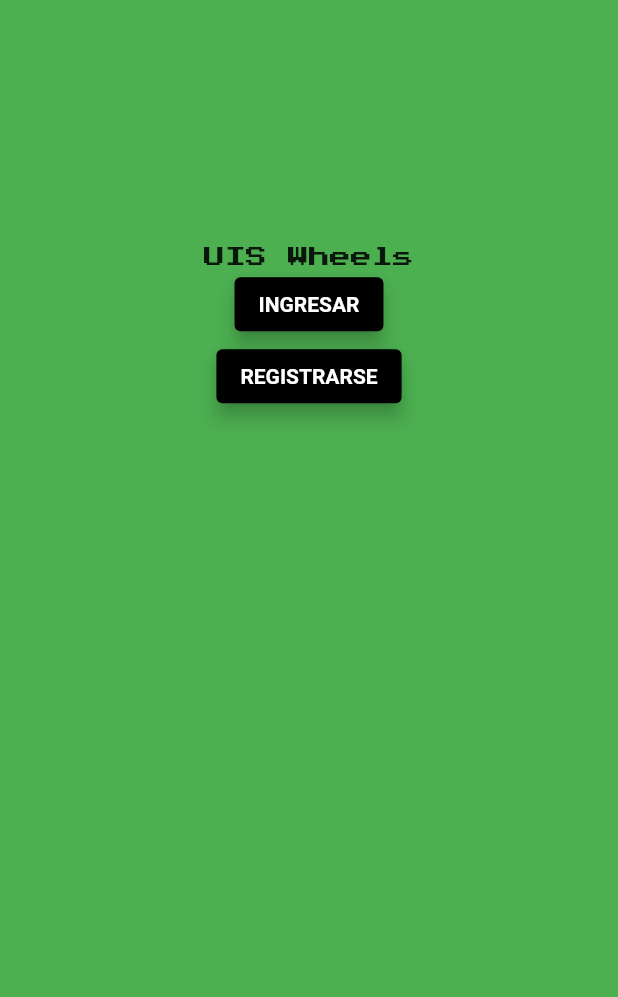
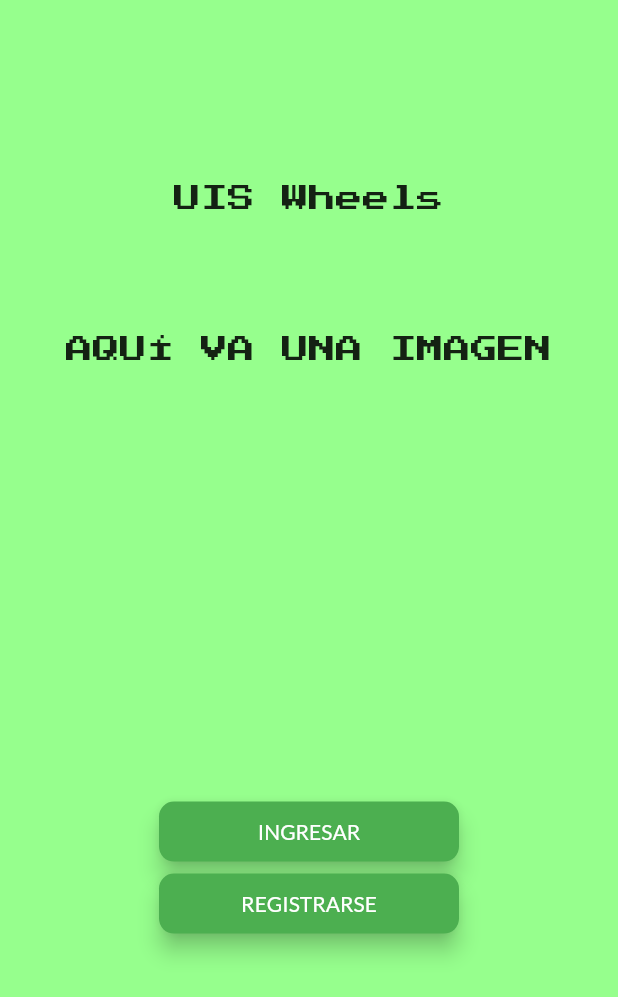
Before and after one commit to lipaocaspi/proj_ver1, a Flutter app: the screen it shows after launch, on a phone screen of 412 x 824 dp. Shown: the top 997 px of the screen. Run offline on Flutter 3.47's test engine with Material 2 defaults, Android fonts, the phone set to English and light mode, and no system bars; our stand-ins replace google_fonts.

Commit message:
up_first_page_2

```diff
--- a/lib/FirstPage/components/constants.dart
+++ /dev/null
@@ -1 +0,0 @@
-import 'package:flutter/material.dart';
--- a/lib/FirstPage/first_page_screen.dart
+++ b/lib/FirstPage/first_page_screen.dart
@@ -1,5 +1,6 @@
 import 'package:flutter/material.dart';
 import 'package:google_fonts/google_fonts.dart';
+import 'package:proj_ver1/constants.dart';
 
 class FirstPage extends StatelessWidget {
   const FirstPage({Key? key}) : super(key: key);
@@ -8,33 +9,50 @@ class FirstPage extends StatelessWidget {
   Widget build(BuildContext context) {
     // MediaQuery.of(context).size.height;
     return Scaffold(
-      backgroundColor: Colors.green,
+      backgroundColor: kPrimaryColor,
       body: SafeArea(
           child: Center(
         child: Column(
           children: [
-            SizedBox(height: MediaQuery.of(context).size.height * 0.2),
+            SizedBox(height: MediaQuery.of(context).size.height * 0.15),
             Text(
               "UIS Wheels",
-              style: GoogleFonts.pressStart2p(),
+              style: GoogleFonts.pressStart2p(fontSize: 18),
+            ),
+            SizedBox(height: MediaQuery.of(context).size.height * 0.1),
+            Text(
+              "AQUÍ VA UNA IMAGEN",
+              style: GoogleFonts.pressStart2p(fontSize: 18),
+            ),
+            SizedBox(height: MediaQuery.of(context).size.height * 0.35),
+            ElevatedButton(
+              onPressed: () {},
+              style: ElevatedButton.styleFrom(
+                primary: Colors.green,
+                elevation: 6,
+                fixedSize: const Size(200, 40),
+                shape: RoundedRectangleBorder(
+                  borderRadius: BorderRadius.circular(10.0),
+                ),
+              ),
+              child: Text(
+                "INGRESAR",
+                style: GoogleFonts.lato(color: Colors.white),
+              ),
             ),
             ElevatedButton(
-                onPressed: () {},
-                style: ElevatedButton.styleFrom(
-                    primary: Colors.black, elevation: 5),
-                child: Text(
-                  "INGRESAR",
-                  style: TextStyle(
-                    fontWeight: FontWeight.bold,
-                  ),
-                )),
-            ElevatedButton(
               onPressed: () {},
-              style:
-                  ElevatedButton.styleFrom(primary: Colors.black, elevation: 5),
+              style: ElevatedButton.styleFrom(
+                primary: Colors.green,
+                elevation: 6,
+                fixedSize: const Size(200, 40),
+                shape: RoundedRectangleBorder(
+                  borderRadius: BorderRadius.circular(10.0),
+                ),
+              ),
               child: Text(
                 "REGISTRARSE",
-                style: TextStyle(fontWeight: FontWeight.bold),
+                style: GoogleFonts.lato(color: Colors.white),
               ),
             ),
           ],
--- /dev/null
+++ b/lib/constants.dart
@@ -0,0 +1,7 @@
+import 'package:flutter/material.dart';
+
+
+const kPrimaryColor = Color.fromARGB(255, 150, 255, 141);
+const kPrimaryLightColor = Color(0xFFF1E6FF);
+const kButtonPrimaryColor = Color.fromARGB(255, 0, 168, 0);
+const kButtonPrimaryLightColor = Color.fromARGB(255, 208, 223, 208);
```
